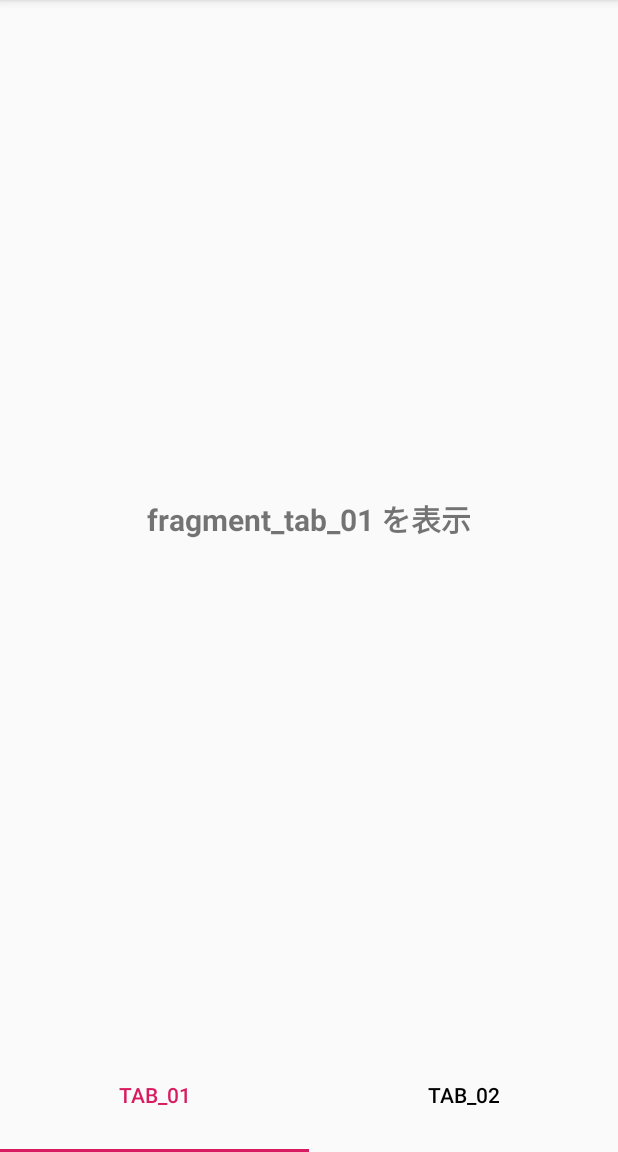
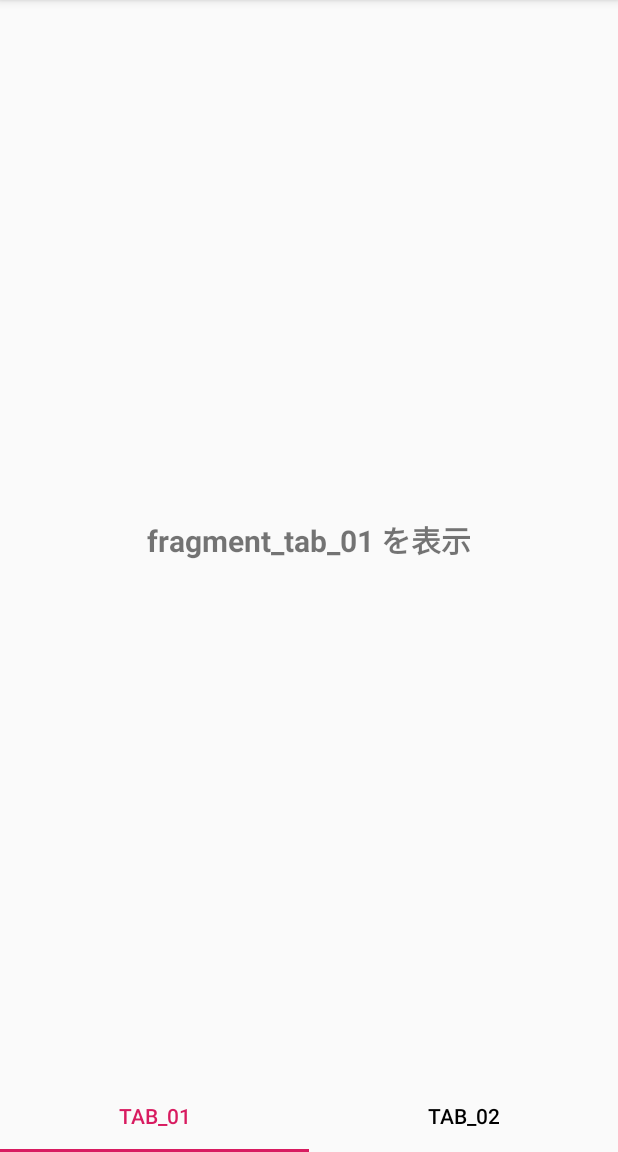
Before and after one commit to kiesproject/yabamiru, an Android app: the screen it shows after launch (MainActivity), on a phone screen of 412 x 824 dp, the part 84-1236 px from its top. Run offline under Robolectric (Android 15) with nearby library versions, the phone set to English and light mode, and no system bars.

Commit message:
メイン画面のレイアウト改良

```diff
--- a/app/src/main/res/layout/activity_main.xml
+++ b/app/src/main/res/layout/activity_main.xml
@@ -8,15 +8,14 @@
     <android.support.design.widget.TabLayout
             android:id="@+id/tab_layout"
             android:layout_width="0dp"
-            android:layout_height="0dp"
+            android:layout_height="wrap_content"
             app:tabIndicatorColor="@color/colorAccent"
             app:tabTextColor="#000000"
             app:tabSelectedTextColor="@color/colorAccent"
             app:layout_constraintStart_toStartOf="parent"
             app:layout_constraintEnd_toEndOf="parent"
-            app:layout_constraintHorizontal_bias="0.498"
             app:layout_constraintBottom_toBottomOf="parent"
-            app:layout_constraintTop_toBottomOf="@+id/pager">
+            app:tabMode="fixed" app:tabGravity="fill">
 
         <android.support.design.widget.TabItem
                 android:layout_width="wrap_content"
@@ -35,12 +34,8 @@
             app:layout_constraintStart_toStartOf="parent"
             app:layout_constraintEnd_toEndOf="parent"
             app:layout_constraintTop_toTopOf="parent"
-            app:layout_constraintBottom_toTopOf="@+id/guideline">
+            app:layout_constraintBottom_toTopOf="@+id/tab_layout">
 
     </android.support.v4.view.ViewPager>
-    <android.support.constraint.Guideline android:layout_width="wrap_content" android:layout_height="wrap_content"
-                                          android:id="@+id/guideline"
-                                          android:orientation="horizontal"
-                                          app:layout_constraintGuide_percent="0.9"/>
 
 </android.support.constraint.ConstraintLayout>
```
